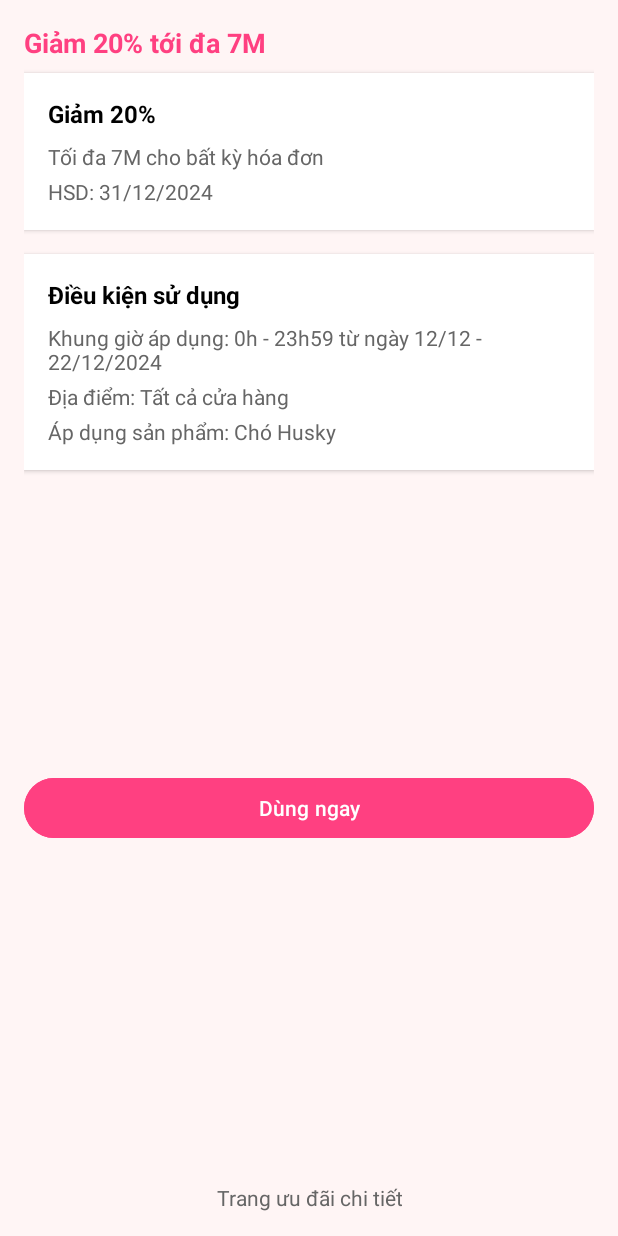
After one commit to ThanhHai15112004/PetShop_adnroidStudio, an Android app: the layout activity_promotion.xml on its own in the app's theme, with its tools: preview values and no code run, on a phone screen of 412 x 824 dp. The commit adds this screen. Run offline under Robolectric (Android 15) with nearby library versions, the phone set to English and light mode, and no system bars.

Commit message:
update file

```diff
--- /dev/null
+++ b/PetShop/app/src/main/res/layout/activity_promotion.xml
@@ -0,0 +1,133 @@
+<?xml version="1.0" encoding="utf-8"?>
+<ScrollView
+    xmlns:android="http://schemas.android.com/apk/res/android"
+    android:layout_width="match_parent"
+    android:layout_height="match_parent"
+    android:background="#FFF5F5"
+    android:fillViewport="true"
+    android:padding="16dp">
+
+    <LinearLayout
+        android:layout_width="match_parent"
+        android:layout_height="match_parent"
+        android:orientation="vertical">
+
+        <!-- Tiêu đề ưu đãi -->
+        <TextView
+            android:layout_width="wrap_content"
+            android:layout_height="wrap_content"
+            android:text="Giảm 20% tới đa 7M"
+            android:textSize="18sp"
+            android:textStyle="bold"
+            android:textColor="#FF4081"
+            android:paddingBottom="8dp" />
+
+        <!-- Hộp thông tin ưu đãi -->
+        <LinearLayout
+            android:layout_width="match_parent"
+            android:layout_height="wrap_content"
+            android:orientation="vertical"
+            android:background="@android:color/white"
+            android:padding="16dp"
+            android:layout_marginBottom="16dp"
+            android:elevation="2dp">
+
+            <TextView
+                android:layout_width="wrap_content"
+                android:layout_height="wrap_content"
+                android:text="Giảm 20%"
+                android:textSize="16sp"
+                android:textStyle="bold"
+                android:paddingBottom="8dp"
+                android:textColor="#000" />
+
+            <TextView
+                android:layout_width="wrap_content"
+                android:layout_height="wrap_content"
+                android:text="Tối đa 7M cho bất kỳ hóa đơn"
+                android:textSize="14sp"
+                android:paddingBottom="4dp"
+                android:textColor="#666" />
+
+            <TextView
+                android:layout_width="wrap_content"
+                android:layout_height="wrap_content"
+                android:text="HSD: 31/12/2024"
+                android:textSize="14sp"
+                android:textColor="#666" />
+        </LinearLayout>
+
+        <!-- Điều kiện sử dụng -->
+        <LinearLayout
+            android:layout_width="match_parent"
+            android:layout_height="wrap_content"
+            android:orientation="vertical"
+            android:background="@android:color/white"
+            android:padding="16dp"
+            android:layout_marginBottom="16dp"
+            android:elevation="2dp">
+
+            <TextView
+                android:layout_width="wrap_content"
+                android:layout_height="wrap_content"
+                android:text="Điều kiện sử dụng"
+                android:textSize="16sp"
+                android:textStyle="bold"
+                android:paddingBottom="8dp"
+                android:textColor="#000" />
+
+            <TextView
+                android:layout_width="wrap_content"
+                android:layout_height="wrap_content"
+                android:text="Khung giờ áp dụng: 0h - 23h59 từ ngày 12/12 - 22/12/2024"
+                android:textSize="14sp"
+                android:paddingBottom="4dp"
+                android:textColor="#666" />
+
+            <TextView
+                android:layout_width="wrap_content"
+                android:layout_height="wrap_content"
+                android:text="Địa điểm: Tất cả cửa hàng"
+                android:textSize="14sp"
+                android:paddingBottom="4dp"
+                android:textColor="#666" />
+
+            <TextView
+                android:layout_width="wrap_content"
+                android:layout_height="wrap_content"
+                android:text="Áp dụng sản phẩm: Chó Husky"
+                android:textSize="14sp"
+                android:textColor="#666" />
+        </LinearLayout>
+
+        <!-- Nút và hướng dẫn -->
+        <LinearLayout
+            android:layout_width="match_parent"
+            android:layout_height="0dp"
+            android:layout_weight="1"
+            android:orientation="vertical"
+            android:gravity="center"
+            android:layout_marginBottom="16dp">
+
+            <Button
+                android:id="@+id/btnUseNow"
+                android:layout_width="match_parent"
+                android:layout_height="wrap_content"
+                android:text="Dùng ngay"
+                android:backgroundTint="#FF4081"
+                android:textColor="@android:color/white"
+                android:layout_marginBottom="8dp" />
+        </LinearLayout>
+
+        <!-- Footer -->
+        <TextView
+            android:layout_width="wrap_content"
+            android:layout_height="wrap_content"
+            android:text="Trang ưu đãi chi tiết"
+            android:textSize="14sp"
+            android:textColor="#666"
+            android:gravity="center"
+            android:layout_gravity="center"
+            android:paddingTop="16dp" />
+    </LinearLayout>
+</ScrollView>
```
Also changed, not shown: PetShop/app/src/main/java/com/example/petshop/MainActivity.kt (+53 -5 lines), PetShop/app/src/main/java/com/example/petshop/ProfileActivity.kt (added, +9 -0 lines), PetShop/app/src/main/java/com/example/petshop/TransactionAdapter.kt (added, +44 -0 lines), PetShop/app/src/main/res/layout/activity_profile.xml (added, +144 -0 lines), PetShop/app/src/main/res/layout/activity_transaction_history.xml (added, +86 -0 lines), PetShop/app/src/main/res/layout/transaction_item.xml (added, +53 -0 lines).
